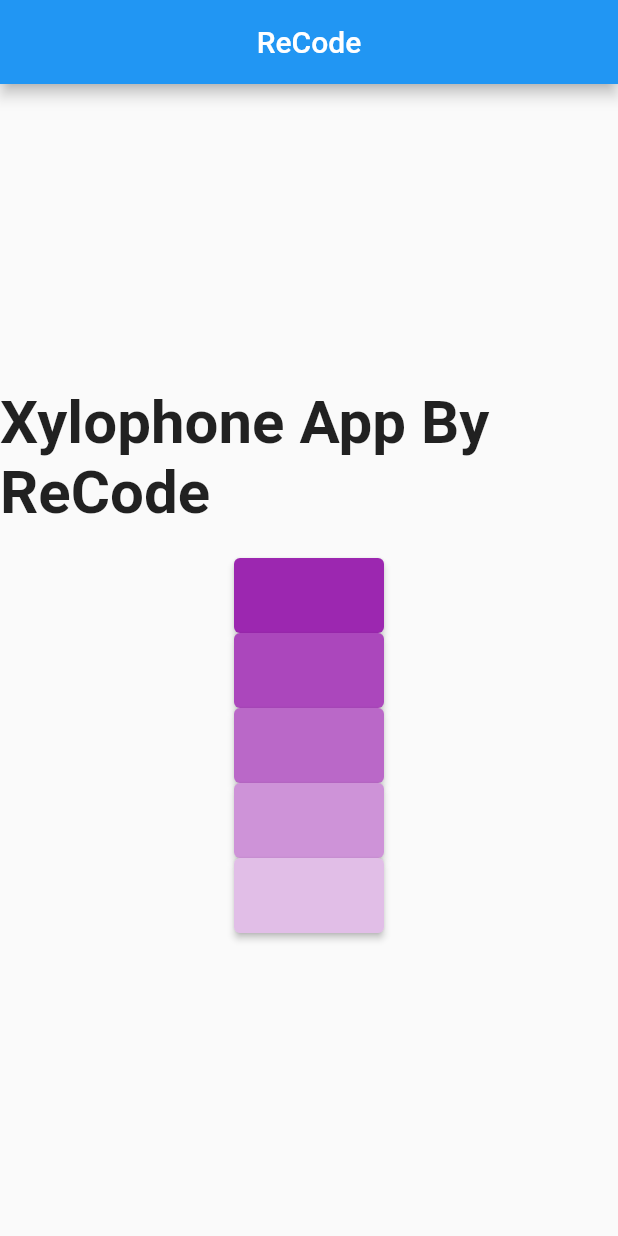
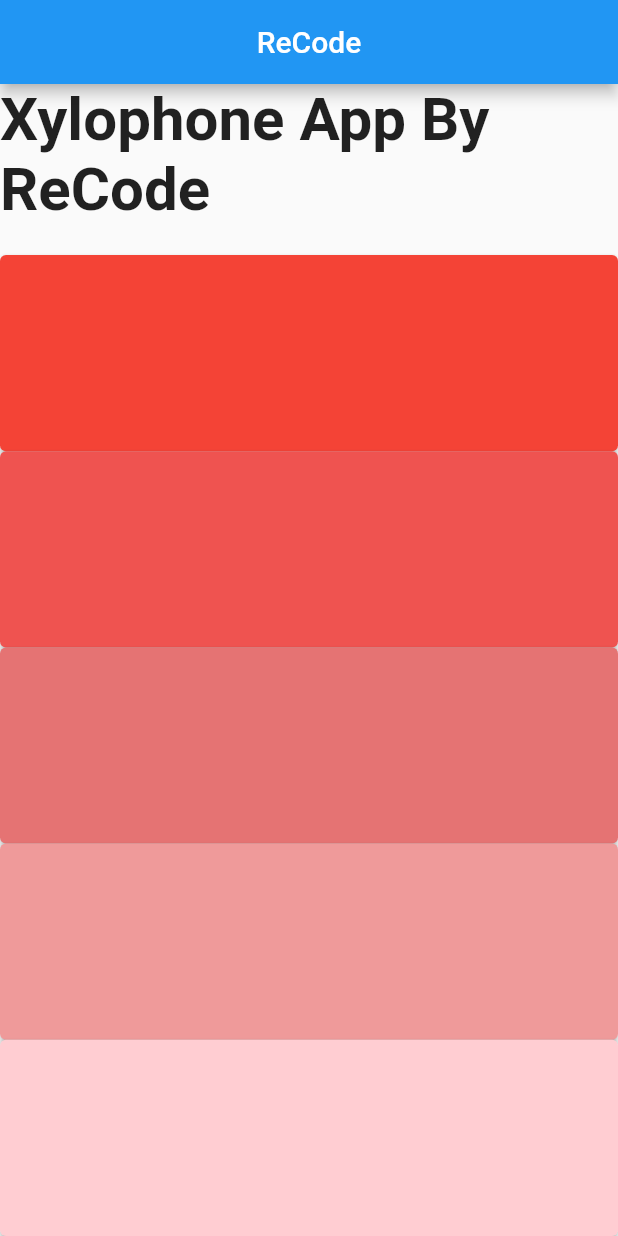
Before and after one commit to RonyHassanRoman/Simple-music-playing-xylophone-app, a Flutter app: the screen it shows after launch, on a phone screen of 412 x 824 dp. Run offline on Flutter 3.47's test engine with Material 2 defaults, Android fonts, the phone set to English and light mode, and no system bars; our stand-ins replace audioplayers.

Commit message:
Final touch

```diff
--- a/lib/home.dart
+++ b/lib/home.dart
@@ -11,6 +11,24 @@ class Home extends StatelessWidget {
       player.play('note$number.wav');
     }
 
+    Expanded button({Color? color, required int number}) {
+      return Expanded(
+        child: SizedBox(
+          height: 50,
+          width: 100,
+          child: ElevatedButton(
+            style: ElevatedButton.styleFrom(
+              primary: color,
+            ),
+            onPressed: () {
+              playButton(number);
+            },
+            child: null,
+          ),
+        ),
+      );
+    }
+
     return Scaffold(
       appBar: AppBar(
         title: const Text('ReCode'),
@@ -19,6 +37,7 @@ class Home extends StatelessWidget {
       body: Center(
         child: Column(
           mainAxisAlignment: MainAxisAlignment.center,
+          crossAxisAlignment: CrossAxisAlignment.stretch,
           children: [
             const Text(
               "Xylophone App By ReCode",
@@ -27,72 +46,12 @@ class Home extends StatelessWidget {
             const SizedBox(
               height: 20,
             ),
-            SizedBox(
-              height: 50,
-              width: 100,
-              child: ElevatedButton(
-                style: ElevatedButton.styleFrom(
-                  primary: Colors.purple,
-                ),
-                onPressed: () {
-                  playButton(1);
-                },
-                child: null,
-              ),
-            ),
-            SizedBox(
-              height: 50,
-              width: 100,
-              child: ElevatedButton(
-                style: ElevatedButton.styleFrom(
-                  primary: Colors.purple[400],
-                ),
-                onPressed: () {
-                  playButton(2);
-                },
-                child: null,
-              ),
-            ),
-            SizedBox(
-              height: 50,
-              width: 100,
-              child: ElevatedButton(
-                style: ElevatedButton.styleFrom(
-                  primary: Colors.purple[300],
-                ),
-                onPressed: () {
-                  playButton(3);
-                },
-                child: null,
-              ),
-            ),
-            SizedBox(
-              height: 50,
-              width: 100,
-              child: ElevatedButton(
-                style: ElevatedButton.styleFrom(
-                  primary: Colors.purple[200],
-                ),
-                onPressed: () {
-                  playButton(4);
-                },
-                child: null,
-              ),
-            ),
-            SizedBox(
-              height: 50,
-              width: 100,
-              child: ElevatedButton(
-                style: ElevatedButton.styleFrom(
-                  primary: Colors.purple[100],
+            button(color: Colors.red, number: 1),
+            button(color: Colors.red[400], number: 2),
+            button(color: Colors.red[300], number: 3),
+            button(color: Colors.red[200], number: 4),
+            button(color: Colors.red[100], number: 5),
 
-                ),
-                onPressed: () {
-                  playButton(5);
-                },
-                child: null,
-              ),
-            ),
             // SizedBox(
             //   height: 50,
             //   width: 100,
```
